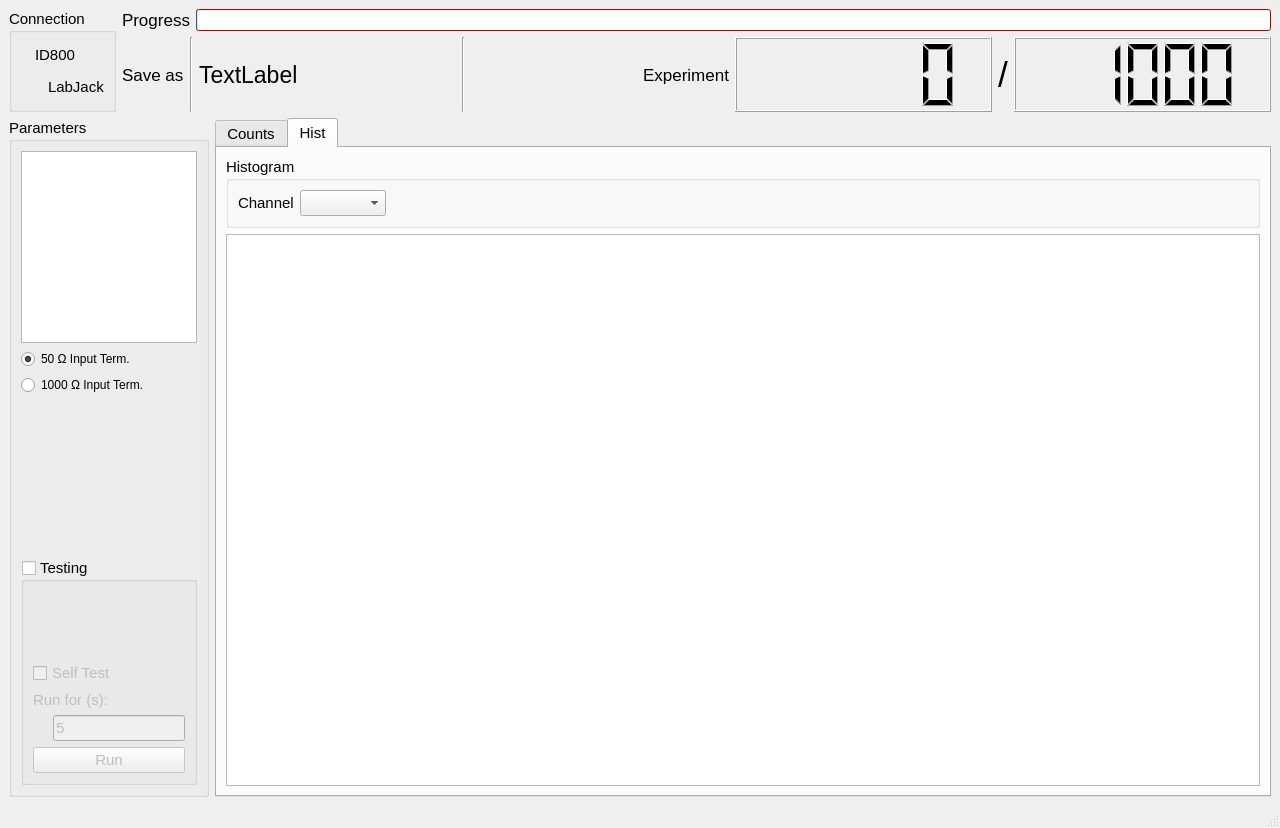
Old version of the form lib/photon_gui_s.ui in the repository luyves/time-tagger.
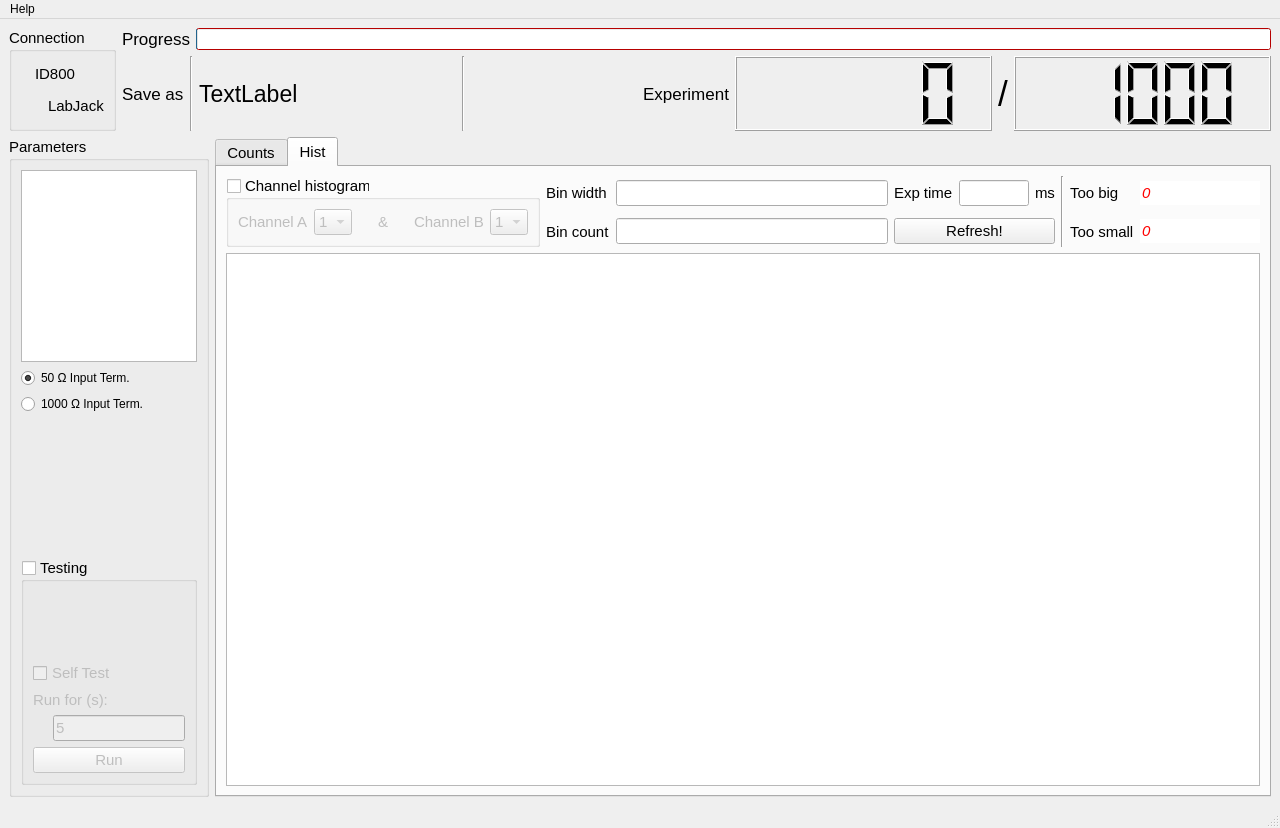
New version of the form. The open tabs and pages were chosen to show the change. Icons and pictures are not drawn. Custom widgets are drawn as their Qt base class.

Commit message: Modified histogram methods in id800.py and main.py. Almost complete

The edit to the form file:
```diff
--- a/lib/photon_gui_s.ui
+++ b/lib/photon_gui_s.ui
@@ -951,11 +951,106 @@
           <string>Hist</string>
          </attribute>
          <layout class="QGridLayout" name="gridLayout">
-          <item row="1" column="1">
-           <widget class="PlotWidget" name="hist_plot"/>
+          <item row="0" column="2">
+           <widget class="QLabel" name="label_5">
+            <property name="text">
+             <string>Bin width</string>
+            </property>
+           </widget>
           </item>
-          <item row="0" column="1">
-           <widget class="QGroupBox" name="groupBox">
+          <item row="0" column="9">
+           <widget class="QLineEdit" name="lineEdit_toobig">
+            <property name="sizePolicy">
+             <sizepolicy hsizetype="Fixed" vsizetype="Fixed">
+              <horstretch>0</horstretch>
+              <verstretch>0</verstretch>
+             </sizepolicy>
+            </property>
+            <property name="maximumSize">
+             <size>
+              <width>120</width>
+              <height>16777215</height>
+             </size>
+            </property>
+            <property name="palette">
+             <palette>
+              <active>
+               <colorrole role="Text">
+                <brush brushstyle="SolidPattern">
+                 <color alpha="255">
+                  <red>255</red>
+                  <green>0</green>
+                  <blue>0</blue>
+                 </color>
+                </brush>
+               </colorrole>
+              </active>
+              <inactive>
+               <colorrole role="Text">
+                <brush brushstyle="SolidPattern">
+                 <color alpha="255">
+                  <red>255</red>
+                  <green>0</green>
+                  <blue>0</blue>
+                 </color>
+                </brush>
+               </colorrole>
+              </inactive>
+              <disabled>
+               <colorrole role="Text">
+                <brush brushstyle="SolidPattern">
+                 <color alpha="255">
+                  <red>120</red>
+                  <green>120</green>
+                  <blue>120</blue>
+                 </color>
+                </brush>
+               </colorrole>
+              </disabled>
+             </palette>
+            </property>
+            <property name="font">
+             <font>
+              <italic>true</italic>
+             </font>
+            </property>
+            <property name="text">
+             <string>0</string>
+            </property>
+            <property name="frame">
+             <bool>false</bool>
+            </property>
+            <property name="readOnly">
+             <bool>true</bool>
+            </property>
+           </widget>
+          </item>
+          <item row="1" column="8">
+           <widget class="QLabel" name="label_8">
+            <property name="text">
+             <string>Too small</string>
+            </property>
+           </widget>
+          </item>
+          <item row="0" column="3">
+           <widget class="QLineEdit" name="lineEdit_binwidth"/>
+          </item>
+          <item row="1" column="2">
+           <widget class="QLabel" name="label_6">
+            <property name="text">
+             <string>Bin count</string>
+            </property>
+           </widget>
+          </item>
+          <item row="0" column="8">
+           <widget class="QLabel" name="label_7">
+            <property name="text">
+             <string>Too big</string>
+            </property>
+           </widget>
+          </item>
+          <item row="0" column="1" rowspan="2">
+           <widget class="QGroupBox" name="histBox">
             <property name="minimumSize">
              <size>
               <width>200</width>
@@ -963,35 +1058,270 @@
              </size>
             </property>
             <property name="title">
-             <string>Histogram</string>
+             <string>Channel histogram</string>
+            </property>
+            <property name="checkable">
+             <bool>true</bool>
+            </property>
+            <property name="checked">
+             <bool>false</bool>
             </property>
             <layout class="QHBoxLayout" name="horizontalLayout_14">
              <item>
               <widget class="QLabel" name="label">
                <property name="text">
-                <string>Channel</string>
+                <string>Channel A</string>
                </property>
               </widget>
              </item>
              <item>
-              <widget class="QComboBox" name="comboBox"/>
+              <widget class="QComboBox" name="chanAbox">
+               <item>
+                <property name="text">
+                 <string>1</string>
+                </property>
+               </item>
+               <item>
+                <property name="text">
+                 <string>2</string>
+                </property>
+               </item>
+               <item>
+                <property name="text">
+                 <string>3</string>
+                </property>
+               </item>
+               <item>
+                <property name="text">
+                 <string>4</string>
+                </property>
+               </item>
+               <item>
+                <property name="text">
+                 <string>5</string>
+                </property>
+               </item>
+               <item>
+                <property name="text">
+                 <string>6</string>
+                </property>
+               </item>
+               <item>
+                <property name="text">
+                 <string>7</string>
+                </property>
+               </item>
+               <item>
+                <property name="text">
+                 <string>8</string>
+                </property>
+               </item>
+              </widget>
              </item>
              <item>
               <spacer name="horizontalSpacer">
                <property name="orientation">
                 <enum>Qt::Horizontal</enum>
                </property>
+               <property name="sizeType">
+                <enum>QSizePolicy::Preferred</enum>
+               </property>
                <property name="sizeHint" stdset="0">
                 <size>
-                 <width>40</width>
+                 <width>20</width>
                  <height>20</height>
                 </size>
                </property>
               </spacer>
              </item>
+             <item>
+              <widget class="QLabel" name="label_4">
+               <property name="text">
+                <string>&amp;</string>
+               </property>
+              </widget>
+             </item>
+             <item>
+              <spacer name="horizontalSpacer_3">
+               <property name="orientation">
+                <enum>Qt::Horizontal</enum>
+               </property>
+               <property name="sizeType">
+                <enum>QSizePolicy::Preferred</enum>
+               </property>
+               <property name="sizeHint" stdset="0">
+                <size>
+                 <width>20</width>
+                 <height>20</height>
+                </size>
+               </property>
+              </spacer>
+             </item>
+             <item>
+              <widget class="QLabel" name="label_3">
+               <property name="text">
+                <string>Channel B</string>
+               </property>
+              </widget>
+             </item>
+             <item>
+              <widget class="QComboBox" name="chanBbox">
+               <item>
+                <property name="text">
+                 <string>1</string>
+                </property>
+               </item>
+               <item>
+                <property name="text">
+                 <string>2</string>
+                </property>
+               </item>
+               <item>
+                <property name="text">
+                 <string>3</string>
+                </property>
+               </item>
+               <item>
+                <property name="text">
+                 <string>4</string>
+                </property>
+               </item>
+               <item>
+                <property name="text">
+                 <string>5</string>
+                </property>
+               </item>
+               <item>
+                <property name="text">
+                 <string>6</string>
+                </property>
+               </item>
+               <item>
+                <property name="text">
+                 <string>7</string>
+                </property>
+               </item>
+               <item>
+                <property name="text">
+                 <string>8</string>
+                </property>
+               </item>
+              </widget>
+             </item>
             </layout>
            </widget>
           </item>
+          <item row="1" column="3">
+           <widget class="QLineEdit" name="lineEdit_bincount"/>
+          </item>
+          <item row="2" column="1" colspan="9">
+           <widget class="PlotWidget" name="hist_plot"/>
+          </item>
+          <item row="0" column="4">
+           <widget class="QLabel" name="label_9">
+            <property name="text">
+             <string>Exp time</string>
+            </property>
+           </widget>
+          </item>
+          <item row="0" column="5">
+           <widget class="QLineEdit" name="lineEdit_exptime">
+            <property name="maximumSize">
+             <size>
+              <width>70</width>
+              <height>16777215</height>
+             </size>
+            </property>
+           </widget>
+          </item>
+          <item row="0" column="6">
+           <widget class="QLabel" name="label_10">
+            <property name="text">
+             <string>ms</string>
+            </property>
+           </widget>
+          </item>
+          <item row="1" column="9">
+           <widget class="QLineEdit" name="lineEdit_toosmall">
+            <property name="sizePolicy">
+             <sizepolicy hsizetype="Minimum" vsizetype="Fixed">
+              <horstretch>0</horstretch>
+              <verstretch>0</verstretch>
+             </sizepolicy>
+            </property>
+            <property name="maximumSize">
+             <size>
+              <width>120</width>
+              <height>16777215</height>
+             </size>
+            </property>
+            <property name="palette">
+             <palette>
+              <active>
+               <colorrole role="Text">
+                <brush brushstyle="SolidPattern">
+                 <color alpha="255">
+                  <red>255</red>
+                  <green>0</green>
+                  <blue>0</blue>
+                 </color>
+                </brush>
+               </colorrole>
+              </active>
+              <inactive>
+               <colorrole role="Text">
+                <brush brushstyle="SolidPattern">
+                 <color alpha="255">
+                  <red>255</red>
+                  <green>0</green>
+                  <blue>0</blue>
+                 </color>
+                </brush>
+               </colorrole>
+              </inactive>
+              <disabled>
+               <colorrole role="Text">
+                <brush brushstyle="SolidPattern">
+                 <color alpha="255">
+                  <red>120</red>
+                  <green>120</green>
+                  <blue>120</blue>
+                 </color>
+                </brush>
+               </colorrole>
+              </disabled>
+             </palette>
+            </property>
+            <property name="font">
+             <font>
+              <italic>true</italic>
+             </font>
+            </property>
+            <property name="text">
+             <string>0</string>
+            </property>
+            <property name="frame">
+             <bool>false</bool>
+            </property>
+            <property name="readOnly">
+             <bool>true</bool>
+            </property>
+           </widget>
+          </item>
+          <item row="0" column="7" rowspan="2">
+           <widget class="Line" name="line">
+            <property name="orientation">
+             <enum>Qt::Vertical</enum>
+            </property>
+           </widget>
+          </item>
+          <item row="1" column="4" colspan="3">
+           <widget class="QPushButton" name="refreshBtn">
+            <property name="text">
+             <string>Refresh!</string>
+            </property>
+           </widget>
+          </item>
          </layout>
         </widget>
        </widget>
@@ -1009,6 +1339,14 @@
      <height>26</height>
     </rect>
    </property>
+   <widget class="QMenu" name="menuHelp">
+    <property name="title">
+     <string>Help</string>
+    </property>
+    <addaction name="actionCounts"/>
+    <addaction name="actionHistogram"/>
+   </widget>
+   <addaction name="menuHelp"/>
   </widget>
   <widget class="QStatusBar" name="statusbar"/>
  </widget>
```
Left out of the diff: 48 changed lines with no effect on the pictures. The commit also changes 3 other files.
